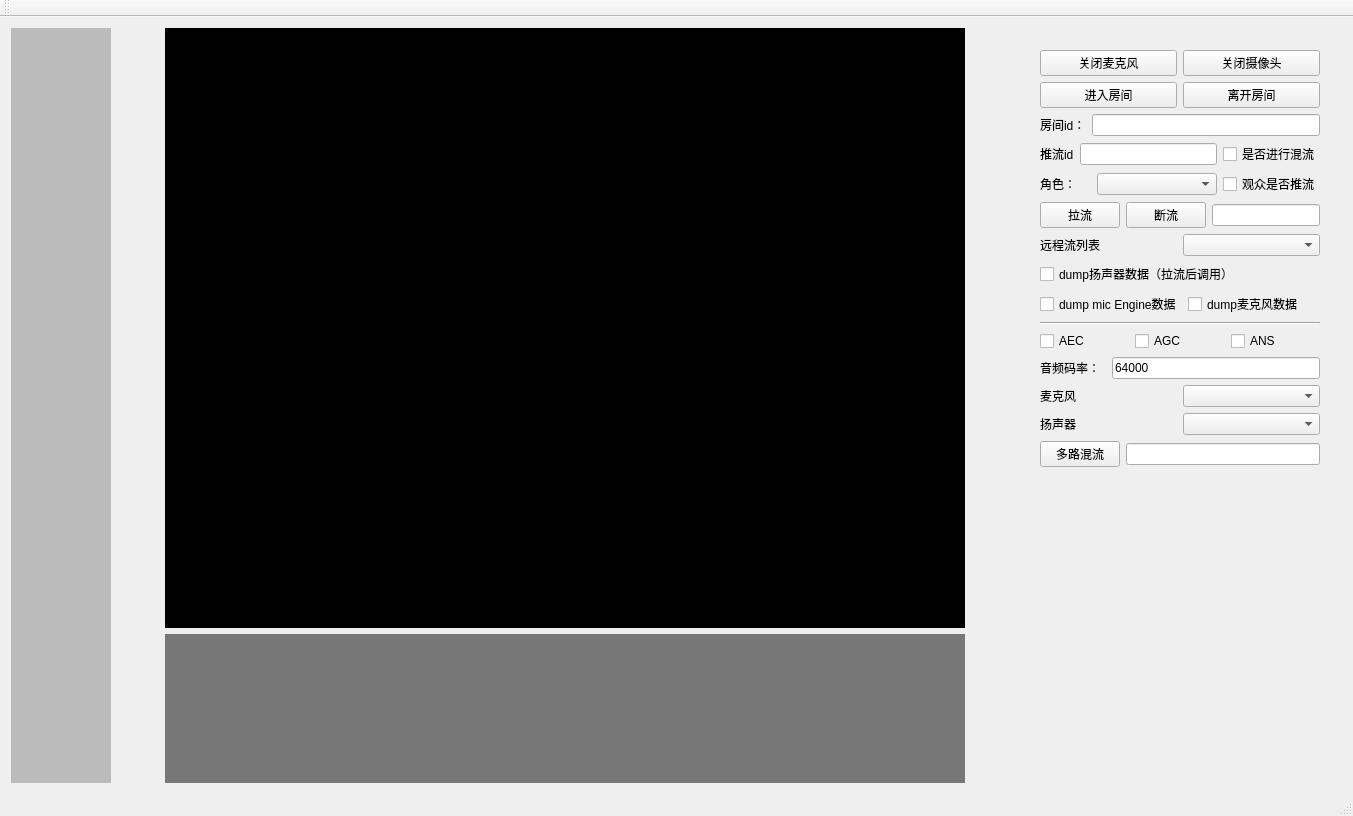
Before: the Qt Designer form mainwindow.ui in wanhongqing123/ZegoTestDemo, drawn with Qt 5.
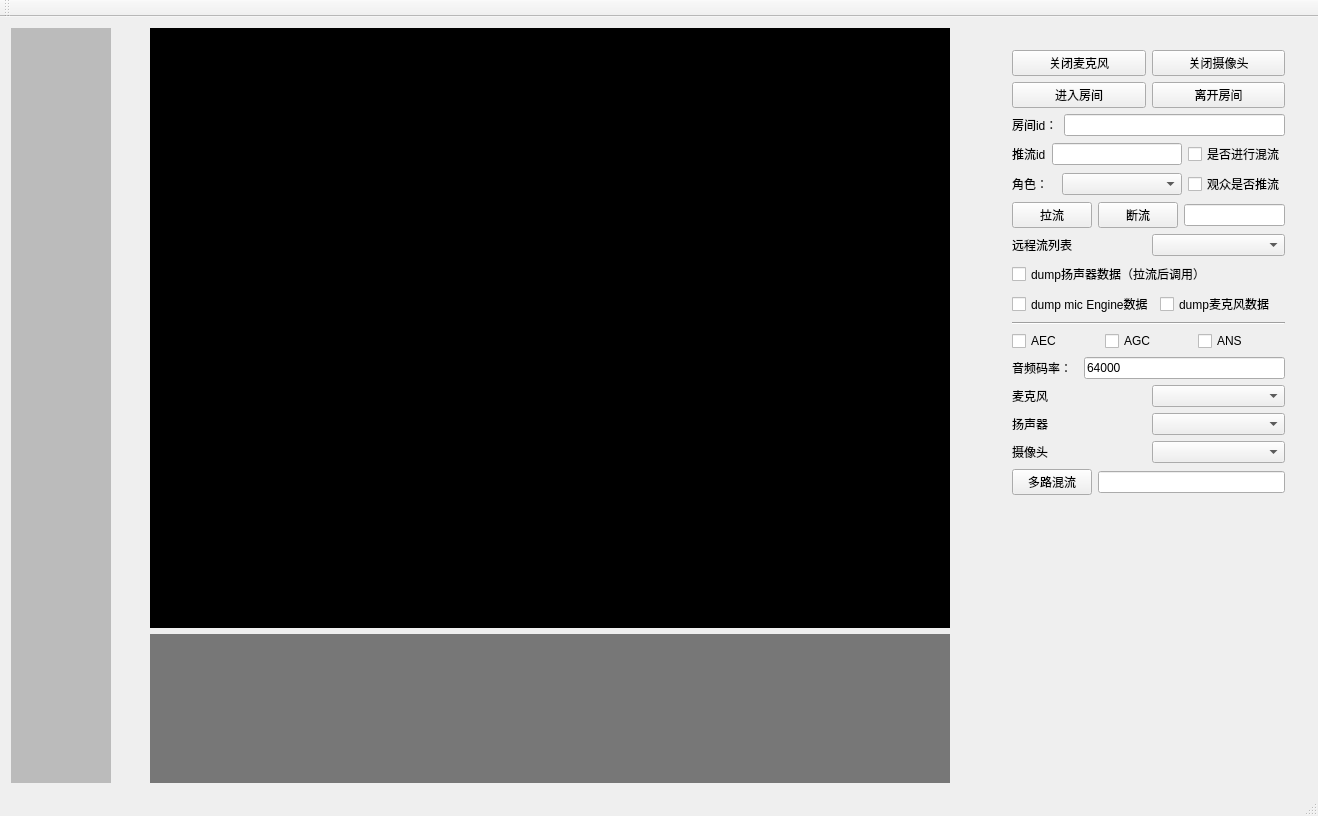
After: the same form once the commit is applied.

Diff of the .ui file:
```diff
--- a/mainwindow.ui
+++ b/mainwindow.ui
@@ -6,7 +6,7 @@
    <rect>
     <x>0</x>
     <y>0</y>
-    <width>1353</width>
+    <width>1318</width>
     <height>816</height>
    </rect>
   </property>
@@ -386,6 +386,20 @@
             </item>
            </layout>
           </item>
+          <item>
+           <layout class="QHBoxLayout" name="horizontalLayout_16">
+            <item>
+             <widget class="QLabel" name="label_2">
+              <property name="text">
+               <string>摄像头</string>
+              </property>
+             </widget>
+            </item>
+            <item>
+             <widget class="QComboBox" name="comboBoxCamera"/>
+            </item>
+           </layout>
+          </item>
           <item>
            <layout class="QHBoxLayout" name="horizontalLayout_9">
             <item>
```
Left out of the diff: 2 changed lines with no effect on the pictures.
